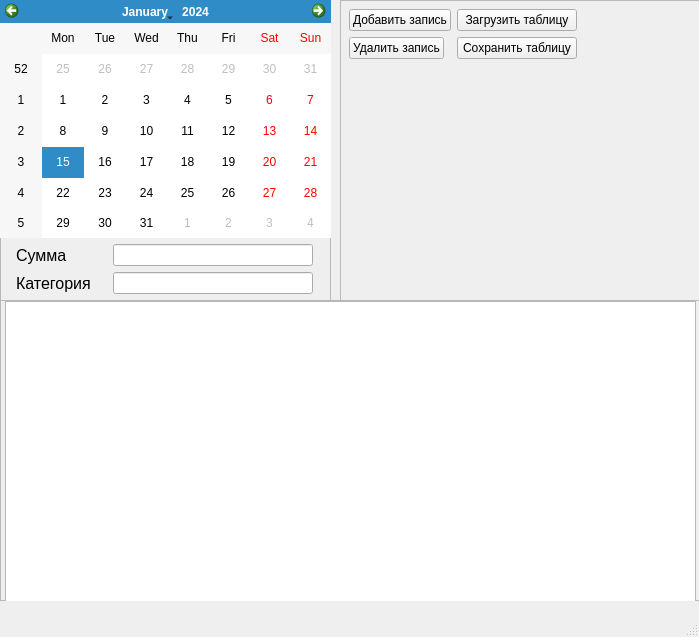
Old version of the form views/mainwindow.ui in the repository max-marshalov/accounting-for-expenses.
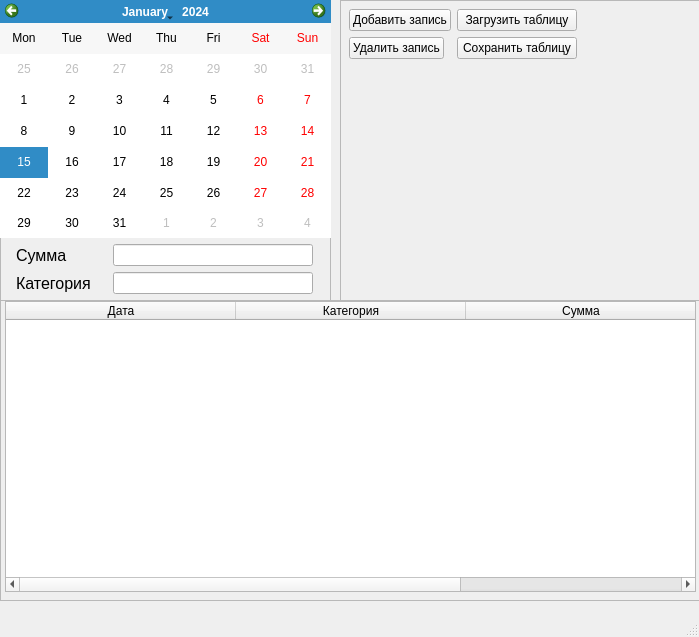
New version of the form.

The edit to the form file:
```diff
--- a/views/mainwindow.ui
+++ b/views/mainwindow.ui
@@ -50,6 +50,16 @@
         <property name="mouseTracking">
          <bool>true</bool>
         </property>
+        <property name="minimumDate">
+         <date>
+          <year>1752</year>
+          <month>9</month>
+          <day>17</day>
+         </date>
+        </property>
+        <property name="verticalHeaderFormat">
+         <enum>QCalendarWidget::NoVerticalHeader</enum>
+        </property>
        </widget>
       </item>
       <item>
@@ -164,15 +174,39 @@
        <x>5</x>
        <y>1</y>
        <width>691</width>
-       <height>301</height>
+       <height>291</height>
       </rect>
      </property>
      <property name="maximumSize">
       <size>
-       <width>16777215</width>
+       <width>16777200</width>
        <height>301</height>
       </size>
      </property>
+     <property name="columnCount">
+      <number>3</number>
+     </property>
+     <attribute name="horizontalHeaderDefaultSectionSize">
+      <number>230</number>
+     </attribute>
+     <attribute name="horizontalHeaderStretchLastSection">
+      <bool>true</bool>
+     </attribute>
+     <column>
+      <property name="text">
+       <string>Дата</string>
+      </property>
+     </column>
+     <column>
+      <property name="text">
+       <string>Категория</string>
+      </property>
+     </column>
+     <column>
+      <property name="text">
+       <string>Сумма</string>
+      </property>
+     </column>
     </widget>
    </widget>
    <widget class="QFrame" name="frame_3">
```
